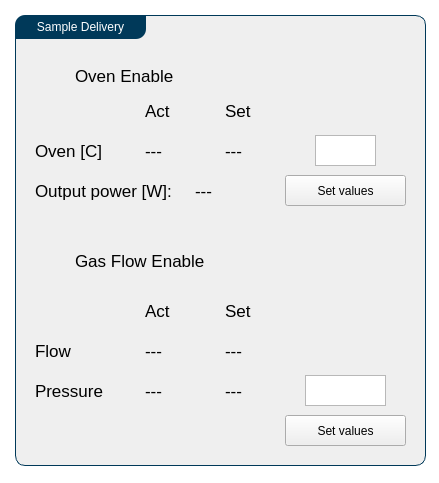
Before: the Qt Designer form Utils/ursapqConsoleResources/sample.ui in pnjun/UrsaPQ-Manager, drawn with Qt 5.
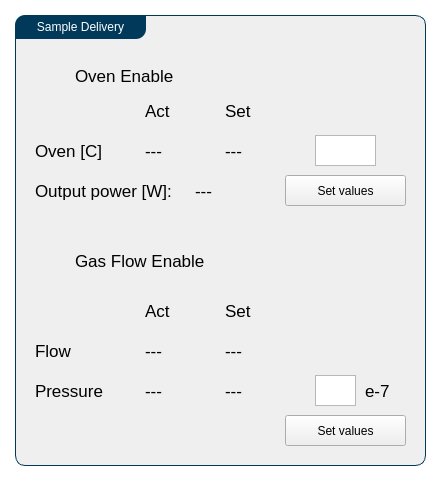
After: the same form once the commit is applied.

```diff
--- a/Utils/ursapqConsoleResources/sample.ui
+++ b/Utils/ursapqConsoleResources/sample.ui
@@ -6,7 +6,7 @@
    <rect>
     <x>0</x>
     <y>0</y>
-    <width>439</width>
+    <width>437</width>
     <height>483</height>
    </rect>
   </property>
@@ -193,9 +193,9 @@
     <widget class="QPlainTextEdit" name="press_in">
      <property name="geometry">
       <rect>
-       <x>290</x>
+       <x>300</x>
        <y>360</y>
-       <width>81</width>
+       <width>41</width>
        <height>31</height>
       </rect>
      </property>
@@ -355,6 +355,19 @@
       <string>Flow</string>
      </property>
     </widget>
+    <widget class="QLabel" name="label_13">
+     <property name="geometry">
+      <rect>
+       <x>350</x>
+       <y>360</y>
+       <width>41</width>
+       <height>31</height>
+      </rect>
+     </property>
+     <property name="text">
+      <string>e-7</string>
+     </property>
+    </widget>
    </widget>
   </widget>
  </widget>
```
